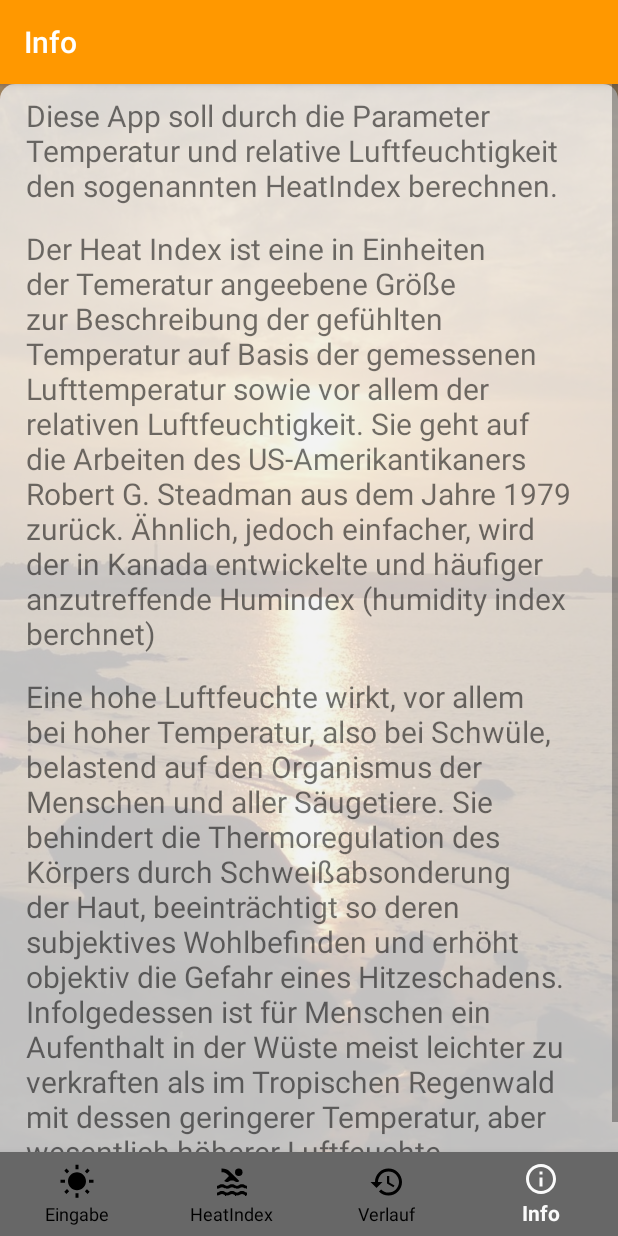
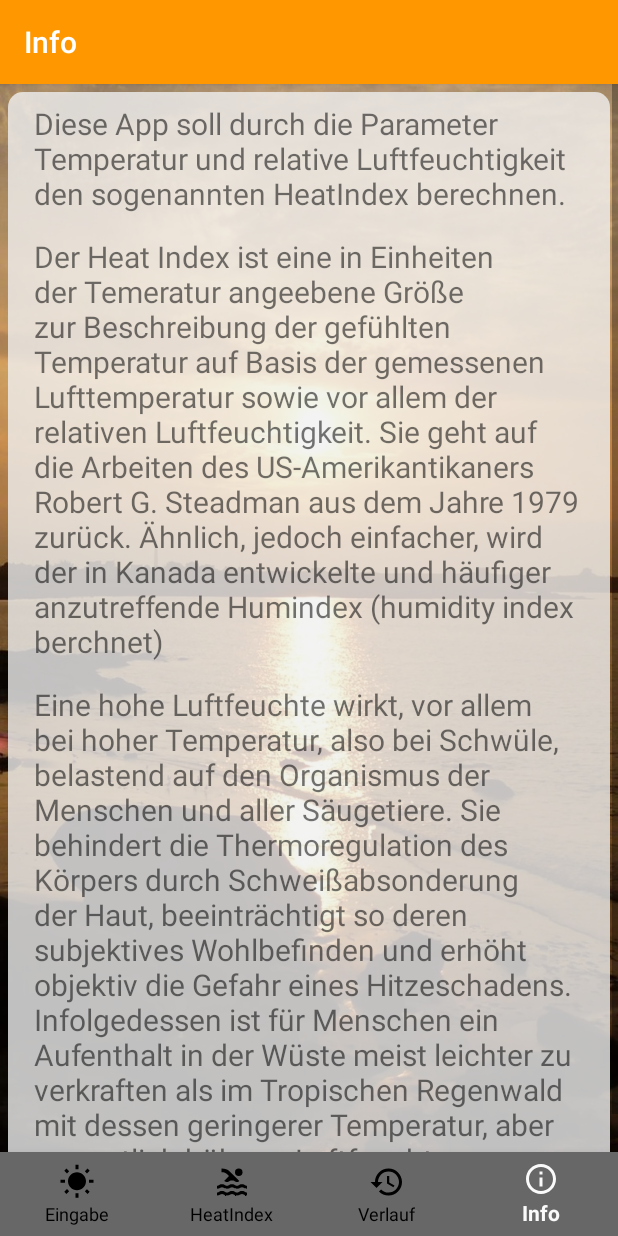
Before and after one commit to RagingLynx/Heat, an Android app: the screen it shows after launch (MainActivity), item 4 of the bottom bar chosen, on a phone screen of 412 x 824 dp. Run offline under Robolectric (Android 15) with nearby library versions, the phone set to English and light mode, and no system bars; our stand-ins replace Room's generated code.

Commit message:
Infoseite margin zugefügt

```diff
--- a/app/src/main/res/layout/fragment_info.xml
+++ b/app/src/main/res/layout/fragment_info.xml
@@ -17,7 +17,8 @@
             android:layout_width="match_parent"
             android:layout_height="match_parent"
             android:background="@drawable/verlauf_item_shape"
-            android:orientation="vertical">
+            android:orientation="vertical"
+            android:layout_margin="5dp">
 
             <TextView
                 android:layout_width="match_parent"
```
